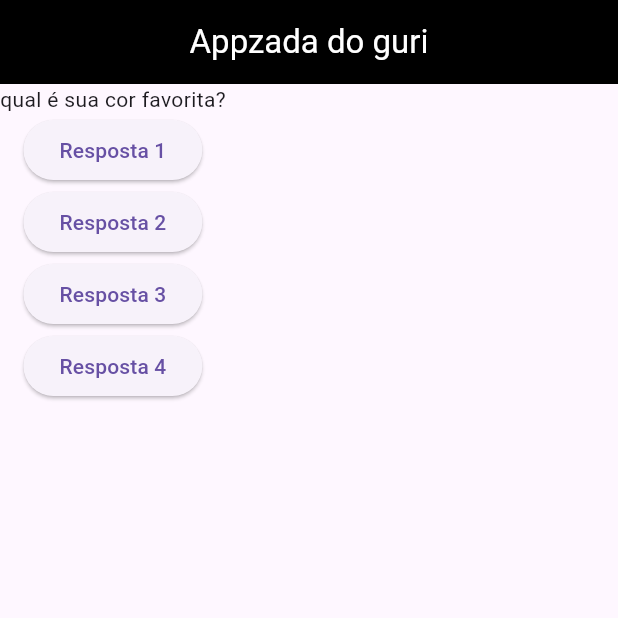
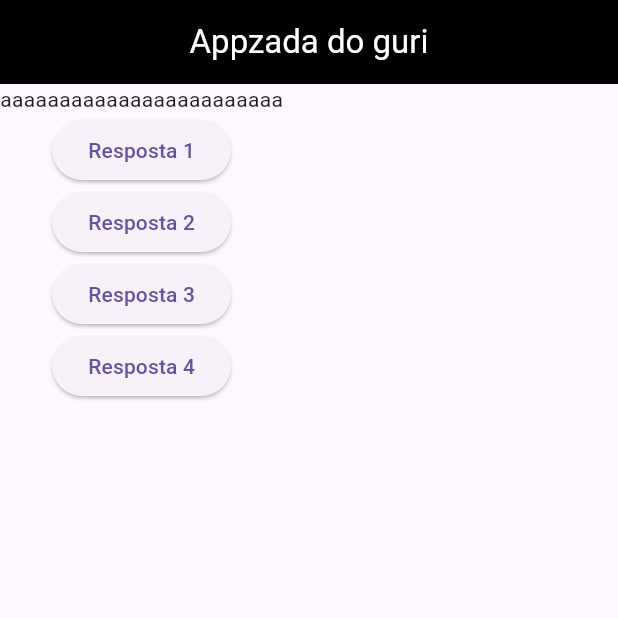
Before and after one commit to JoaoChi/Perguntados, a Flutter app: the screen it shows after launch, after a tap on "Resposta 1", on a phone screen of 412 x 824 dp, the top half of it. Run offline on Flutter 3.47's test engine with Material 3 defaults, Android fonts, the phone set to English and light mode, and no system bars.

```diff
--- a/lib/main.dart
+++ b/lib/main.dart
@@ -4,15 +4,26 @@ main() {
   runApp(new PerguntaApp());
 }
 
-class PerguntaApp extends StatelessWidget {
+class PerguntaApp extends StatefulWidget {
+  @override
+  State<PerguntaApp> createState() => PerguntaAppState();
+}
+
+class PerguntaAppState extends State<PerguntaApp> {
+  var perguntaSelecionada = 0;
+
   void responder() {
-    print('Pergunta respondida!');
+    setState(() {
+      perguntaSelecionada++;
+    });
+    print(perguntaSelecionada);
   }
 
   final List<String> perguntas = [
     'qual é sua cor favorita?',
     'aaaaaaaaaaaaaaaaaaaaaaaa',
     'sai fora',
+    'iii',
   ];
 
   @override
@@ -29,7 +40,7 @@ class PerguntaApp extends StatelessWidget {
         ),
         body: Column(
           children: <Widget>[
-            Text(perguntas[0]),
+            Text(perguntas[perguntaSelecionada]),
             ElevatedButton(
               onPressed: responder,
               child: Text("Resposta 1"),
--- /dev/null
+++ b/lib/questao.dart
@@ -0,0 +1,10 @@
+import 'package:flutter/material.dart';
+
+class Questao extends StatelessWidget {
+  const Questao({super.key});
+
+  @override
+  Widget build(BuildContext context) {
+    return const Placeholder();
+  }
+}
```
